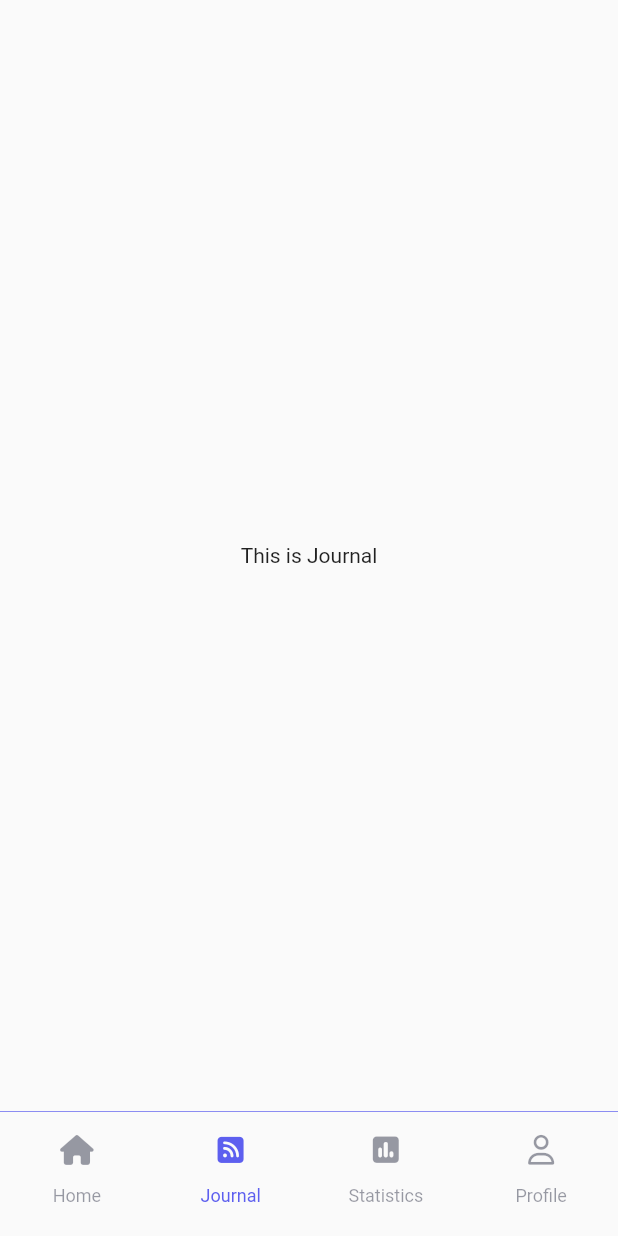
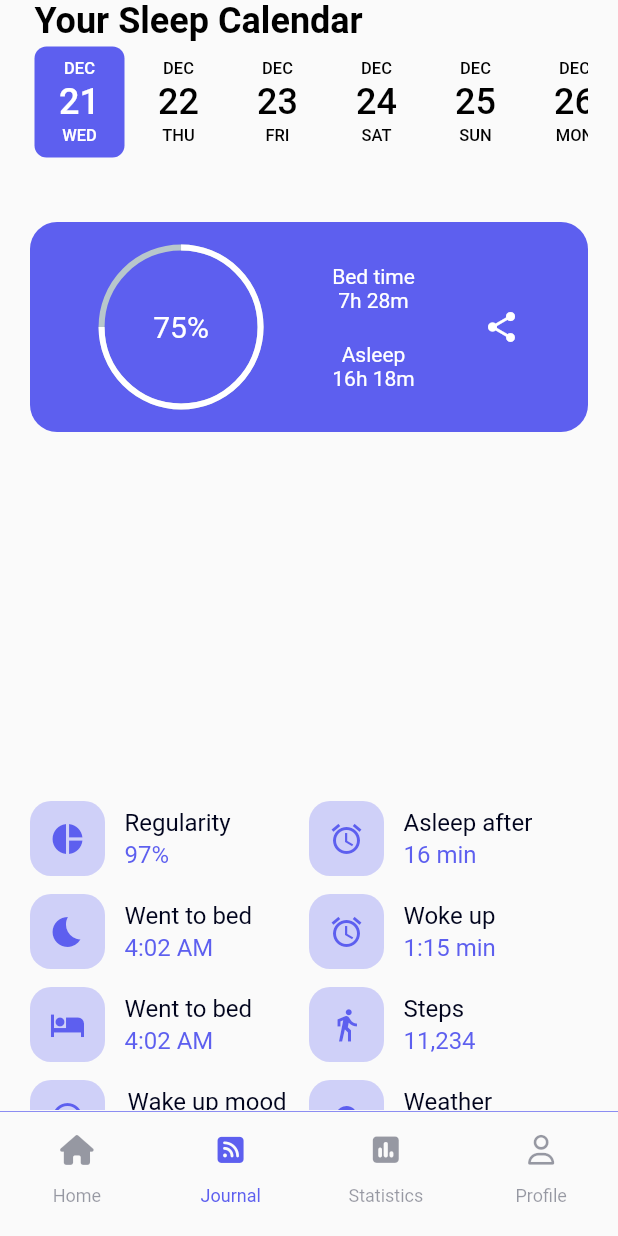
Before and after one commit to raaz0n/sleepfit, a Flutter app: the MainPageScreen screen opened directly, item 2 of the bottom bar chosen, on a phone screen of 412 x 824 dp. Run offline on Flutter 3.47's test engine with Material 2 defaults, Android fonts, the phone set to English and light mode, and no system bars; drawn by our look-alikes of date_picker_timeline, percent_indicator; our stand-ins replace flutter_svg, font_awesome_flutter.

Commit message:
journal screen

```diff
--- a/lib/common/color.manager.dart
+++ b/lib/common/color.manager.dart
@@ -4,6 +4,7 @@ class ColorManager {
   static Color primary = HexColor.fromHex("#ED9728");
   static Color titleText = HexColor.fromHex("#5D5FEF");
   static Color subTitle = HexColor.fromHex("#01041D");
+  static Color white = HexColor.fromHex("#FFFFFF");
 }
 
 extension HexColor on Color {
--- a/lib/common/value.manager.dart
+++ b/lib/common/value.manager.dart
@@ -32,6 +32,7 @@ class AppSize {
   static const double s65 = 65.0;
   static const double s83 = 83.0;
   static const double s100 = 100.0;
+  static const double s140 = 140.0;
   static const double s200 = 200.0;
   static const double s285 = 285.0;
   static const double s300 = 300.0;
--- a/lib/pages/Journal/journal.screen.dart
+++ b/lib/pages/Journal/journal.screen.dart
@@ -1,12 +1,39 @@
 import 'package:flutter/material.dart';
+import 'package:sleepfit/common/value.manager.dart';
+import 'package:sleepfit/pages/Journal/widgets/date.picker.widget.dart';
+import 'package:sleepfit/pages/Journal/widgets/grid.item.widget.dart';
+import 'package:sleepfit/widgets/large.text.widget.dart';
+
+import 'widgets/share.widget.dart';
 
 class JournalScreen extends StatelessWidget {
   const JournalScreen({super.key});
 
   @override
   Widget build(BuildContext context) {
-    return const Center(
-      child: Text("This is Journal"),
+    return SafeArea(
+      child: Padding(
+        padding: const EdgeInsets.symmetric(horizontal: AppPadding.p20),
+        child: Column(
+          mainAxisAlignment: MainAxisAlignment.start,
+          crossAxisAlignment: CrossAxisAlignment.start,
+          children: [
+            AppLargeText(text: "Your Sleep Calendar "),
+            const DatePickerWidget(),
+            const SizedBox(
+              height: AppSize.s40,
+            ),
+            const SharedWidget(),
+            const SizedBox(
+              height: AppSize.s40,
+            ),
+            const SizedBox(
+              height: AppSize.s200,
+            ),
+            const GridItemWidget(),
+          ],
+        ),
+      ),
     );
   }
 }
--- /dev/null
+++ b/lib/pages/Journal/model/feature.model.dart
@@ -0,0 +1,53 @@
+import 'package:flutter/material.dart';
+
+class FeatureItemModel {
+  String title;
+  String subTitle;
+  IconData icon;
+
+  FeatureItemModel(
+      {required this.title, required this.icon, required this.subTitle});
+}
+
+List<FeatureItemModel> feature = [
+  FeatureItemModel(
+    icon: Icons.pie_chart,
+    title: 'Regularity',
+    subTitle: "97%",
+  ),
+  FeatureItemModel(
+    icon: Icons.access_alarm,
+    title: 'Asleep after',
+    subTitle: "16 min",
+  ),
+  FeatureItemModel(
+    icon: Icons.bedtime,
+    title: 'Went to bed',
+    subTitle: "4:02 AM",
+  ),
+  FeatureItemModel(
+    icon: Icons.access_alarm,
+    title: 'Woke up',
+    subTitle: "1:15 min",
+  ),
+  FeatureItemModel(
+    icon: Icons.hotel,
+    title: 'Went to bed',
+    subTitle: "4:02 AM",
+  ),
+  FeatureItemModel(
+    icon: Icons.directions_walk,
+    title: 'Steps',
+    subTitle: "11,234",
+  ),
+  FeatureItemModel(
+    icon: Icons.mood,
+    title: 'Wake up mood ',
+    subTitle: "Good",
+  ),
+  FeatureItemModel(
+    icon: Icons.cloud,
+    title: 'Weather',
+    subTitle: "60 F",
+  ),
+];
--- /dev/null
+++ b/lib/pages/Journal/widgets/date.picker.widget.dart
@@ -0,0 +1,50 @@
+import 'package:date_picker_timeline/date_picker_timeline.dart';
+import 'package:flutter/material.dart';
+
+import '../../../common/color.manager.dart';
+
+class DatePickerWidget extends StatefulWidget {
+  const DatePickerWidget({Key? key, this.title}) : super(key: key);
+  final String? title;
+
+  @override
+  _DatePickerWidgetState createState() => _DatePickerWidgetState();
+}
+
+class _DatePickerWidgetState extends State<DatePickerWidget> {
+  final DatePickerController _controller = DatePickerController();
+
+  DateTime _selectedValue = DateTime.now();
+
+  @override
+  void initState() {
+    super.initState();
+  }
+
+  @override
+  Widget build(BuildContext context) {
+    return Container(
+      child: Column(
+        mainAxisAlignment: MainAxisAlignment.center,
+        children: [
+          DatePicker(
+            DateTime.now(),
+            width: 60,
+            height: 80,
+            controller: _controller,
+            initialSelectedDate: DateTime.now(),
+            selectionColor: ColorManager.titleText,
+            selectedTextColor: Colors.white,
+            onDateChange: (date) {
+              setState(
+                () {
+                  _selectedValue = date;
+                },
+              );
+            },
+          ),
+        ],
+      ),
+    );
+  }
+}
--- /dev/null
+++ b/lib/pages/Journal/widgets/grid.item.widget.dart
@@ -0,0 +1,71 @@
+import 'package:flutter/material.dart';
+import 'package:sleepfit/pages/Journal/model/feature.model.dart';
+import 'package:sleepfit/widgets/small.text.widget.dart';
+
+import '../../../common/color.manager.dart';
+import '../../../common/font.manager.dart';
+import '../../../common/value.manager.dart';
+
+class GridItemWidget extends StatelessWidget {
+  const GridItemWidget({super.key});
+  @override
+  Widget build(BuildContext context) {
+    return Column(
+      crossAxisAlignment: CrossAxisAlignment.start,
+      children: [
+        GridView.builder(
+          scrollDirection: Axis.vertical,
+          shrinkWrap: true,
+          itemCount: feature.length,
+          gridDelegate: const SliverGridDelegateWithFixedCrossAxisCount(
+            crossAxisCount: 2,
+            childAspectRatio: 30 / 10,
+            // mainAxisSpacing: 2,
+            // crossAxisSpacing: 2,
+          ),
+          itemBuilder: (BuildContext context, int index) {
+            return Row(
+              children: [
+                Container(
+                  height: AppSize.s50,
+                  width: AppSize.s50,
+                  decoration: BoxDecoration(
+                    color: const Color(0xffA5A6F6).withOpacity(0.5),
+                    borderRadius: BorderRadius.circular(AppSize.s14),
+                  ),
+                  child: Center(
+                      child: Icon(
+                    feature[index].icon,
+                    color: ColorManager.titleText,
+                  )),
+                ),
+                const SizedBox(
+                  width: 13,
+                ),
+                Column(
+                  mainAxisAlignment: MainAxisAlignment.center,
+                  crossAxisAlignment: CrossAxisAlignment.start,
+                  children: [
+                    AppSmallText(
+                      text: feature[index].title,
+                      color: ColorManager.subTitle,
+                      size: FontSize.s16,
+                    ),
+                    const SizedBox(
+                      height: 2,
+                    ),
+                    AppSmallText(
+                      text: feature[index].subTitle,
+                      color: ColorManager.titleText,
+                      size: FontSize.s16,
+                    ),
+                  ],
+                )
+              ],
+            );
+          },
+        ),
+      ],
+    );
+  }
+}
--- /dev/null
+++ b/lib/pages/Journal/widgets/share.widget.dart
@@ -0,0 +1,70 @@
+import 'package:flutter/material.dart';
+import 'package:percent_indicator/circular_percent_indicator.dart';
+import 'package:sleepfit/common/color.manager.dart';
+import 'package:sleepfit/common/font.manager.dart';
+import 'package:sleepfit/common/value.manager.dart';
+
+import '../../../widgets/small.text.widget.dart';
+
+class SharedWidget extends StatelessWidget {
+  const SharedWidget({super.key});
+
+  @override
+  Widget build(BuildContext context) {
+    return Container(
+      height: AppSize.s140,
+      decoration: BoxDecoration(
+        color: ColorManager.titleText,
+        borderRadius: BorderRadius.circular(AppSize.s18),
+      ),
+      child: Row(
+        mainAxisAlignment: MainAxisAlignment.spaceEvenly,
+        children: [
+          CircularPercentIndicator(
+            radius: 55.0,
+            lineWidth: 4.0,
+            percent: 0.75,
+            center: AppSmallText(
+              text: "75%",
+              size: 20,
+              color: ColorManager.white,
+            ),
+            progressColor: ColorManager.white,
+          ),
+          Column(
+            mainAxisAlignment: MainAxisAlignment.center,
+            children: [
+              AppSmallText(
+                text: "Bed time",
+                color: ColorManager.white,
+                size: FontSize.s14,
+              ),
+              AppSmallText(
+                text: "7h 28m",
+                color: ColorManager.white,
+                size: FontSize.s14,
+              ),
+              const SizedBox(
+                height: AppSize.s20,
+              ),
+              AppSmallText(
+                text: "Asleep",
+                color: ColorManager.white,
+                size: FontSize.s14,
+              ),
+              AppSmallText(
+                text: "16h 18m",
+                color: ColorManager.white,
+                size: FontSize.s14,
+              )
+            ],
+          ),
+          Icon(
+            Icons.share,
+            color: ColorManager.white,
+          )
+        ],
+      ),
+    );
+  }
+}
--- a/pubspec.yaml
+++ b/pubspec.yaml
@@ -30,10 +30,13 @@ environment:
 # versions available, run `flutter pub outdated`.
 dependencies:
   cupertino_icons: ^1.0.2
+  date_picker_timeline: ^1.2.3
+  fl_chart: ^0.55.2
   flutter:
     sdk: flutter
   flutter_svg: ^1.1.6
   font_awesome_flutter: ^10.3.0
+  percent_indicator: ^4.2.2
 
 dev_dependencies:
   flutter_lints: ^2.0.0
```
Also changed, not shown: lib/pages/Journal/widgets/line.chart.widget.dart (added), pubspec.lock.
